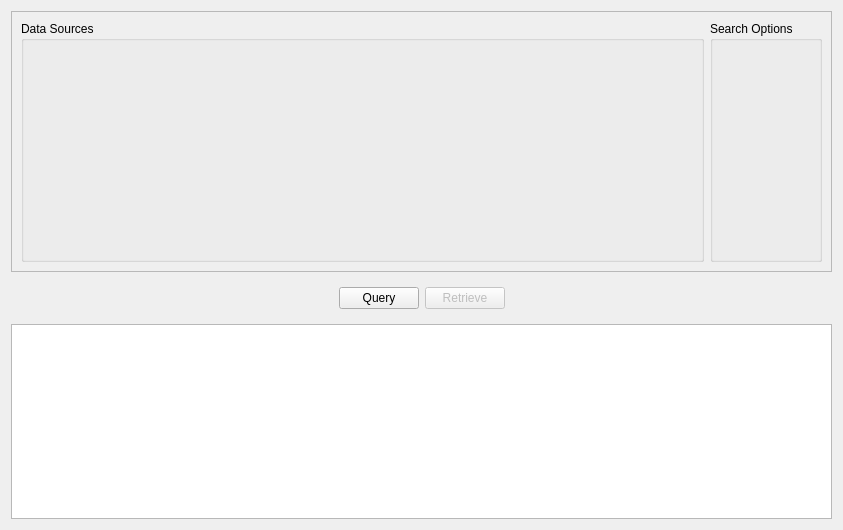
Old version of the form Libs/DICOM/Widgets/Resources/UI/ctkDICOMQueryRetrieveWidget.ui in the repository commontk/CTK.
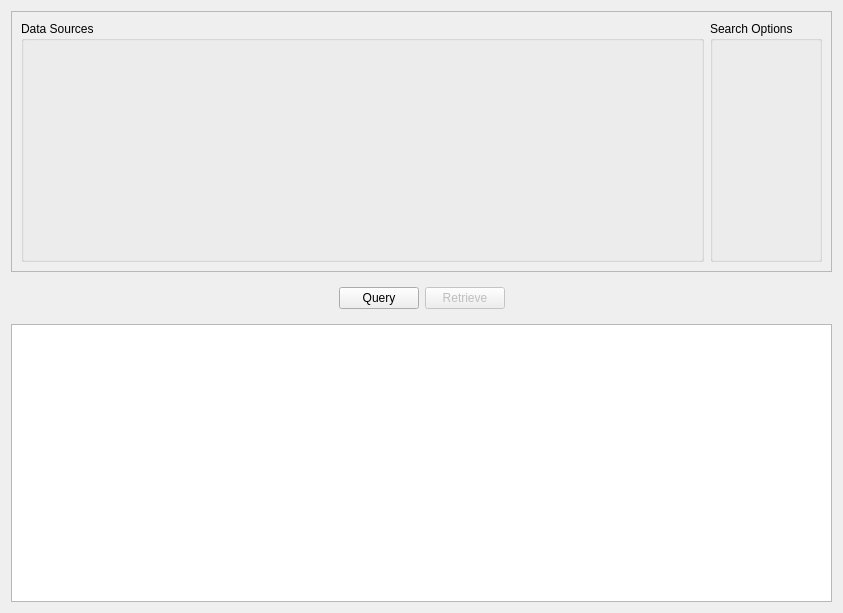
New version of the form. Custom widgets are drawn as their Qt base class.

```diff
--- a/Libs/DICOM/Widgets/Resources/UI/ctkDICOMQueryRetrieveWidget.ui
+++ b/Libs/DICOM/Widgets/Resources/UI/ctkDICOMQueryRetrieveWidget.ui
@@ -7,7 +7,7 @@
     <x>0</x>
     <y>0</y>
     <width>843</width>
-    <height>530</height>
+    <height>613</height>
    </rect>
   </property>
   <property name="windowTitle">
```
